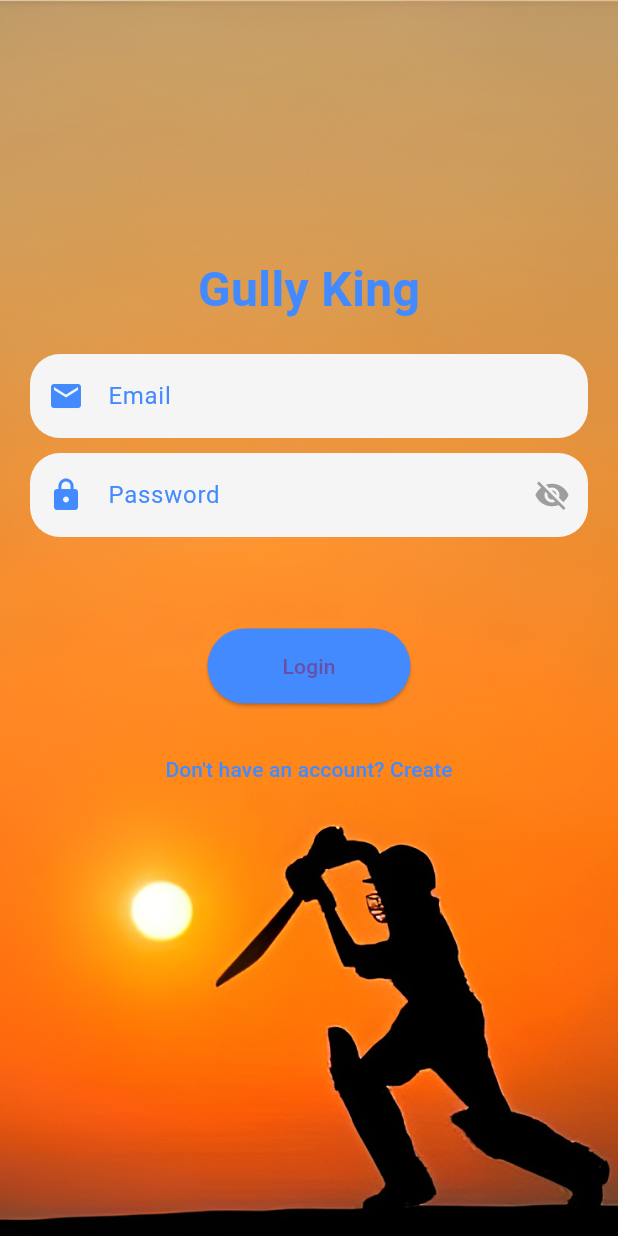
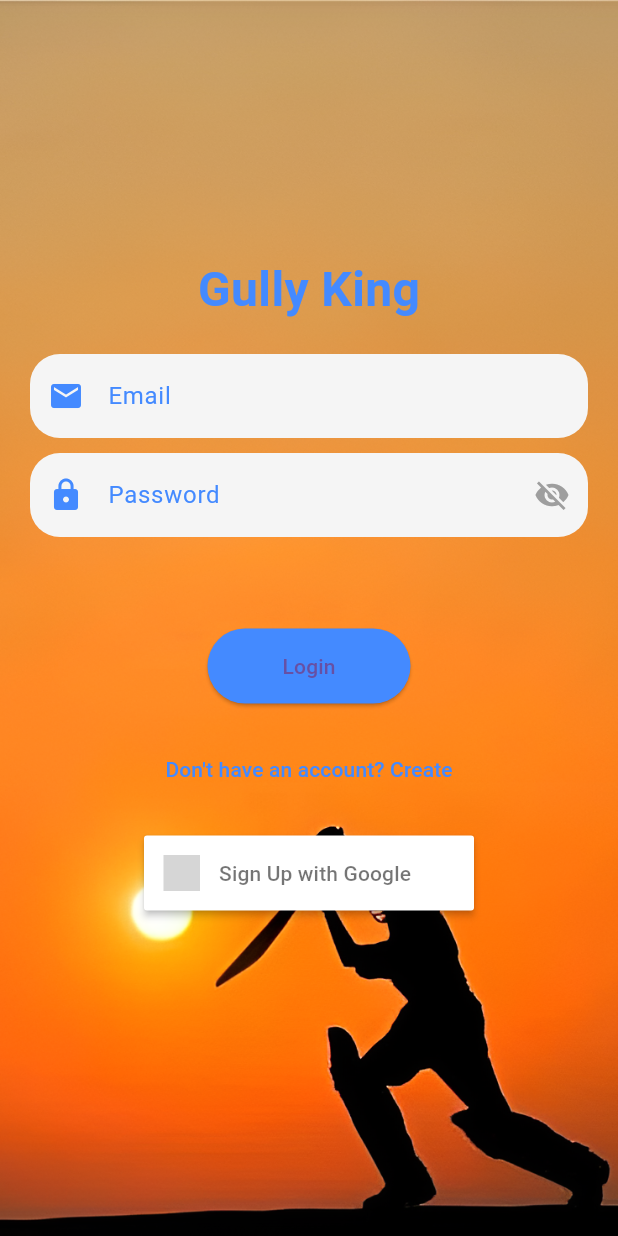
Before and after one commit to AyanGupta06/GullyKingApp, a Flutter app: the screen it shows after launch, on a phone screen of 412 x 824 dp. Run offline on Flutter 3.47's test engine with Material 3 defaults, Android fonts, the light colour scheme and no system bars; drawn by our look-alikes of sign_in_button; our stand-ins replace firebase_auth, firebase_core; accounts and stored records are empty; grey boxes are pictures that could not be loaded.

Commit message:
Work-11/21

```diff
--- a/lib/pages/login_register_page.dart
+++ b/lib/pages/login_register_page.dart
@@ -1,6 +1,7 @@
 import 'package:flutter/material.dart';
 import 'package:gully_king/auth.dart';
 import 'package:firebase_auth/firebase_auth.dart';
+import 'package:sign_in_button/sign_in_button.dart';
 
 class LoginPage extends StatefulWidget {
   const LoginPage({super.key});
@@ -10,6 +11,21 @@ class LoginPage extends StatefulWidget {
 }
 
 class _LoginPageState extends State<LoginPage> {
+
+  final FirebaseAuth _auth = FirebaseAuth.instance;
+
+  User? _user;
+
+  @override
+  void initState() {
+    super.initState();
+    _auth.authStateChanges().listen((event){
+      setState(() {
+        _user = event;
+      });
+    });
+  }
+
   String? errorMessage = '';
   bool isLogin = true;
   bool _obscureText = true;
@@ -188,7 +204,9 @@ class _LoginPageState extends State<LoginPage> {
   @override
   Widget build(BuildContext context) {
     return Scaffold(
-      body: Container(
+      body: _user != null
+      ? _userInfo()
+      : Container(
       decoration: BoxDecoration(
         image: DecorationImage(
           image: AssetImage('assets/bg2_enhanced.jpg'),
@@ -221,6 +239,8 @@ class _LoginPageState extends State<LoginPage> {
                 _submitButton(),
                 const SizedBox(height: 20),
                 _loginOrRegister(),
+                const SizedBox(height: 20),
+                _googleSignInButton(),
               ],
             ),
           ),
@@ -228,4 +248,26 @@ class _LoginPageState extends State<LoginPage> {
       ),
     );
   }
+
+  Widget _googleSignInButton(){
+    return Center(child: SizedBox(
+      height: 50,
+      child: SignInButton(Buttons.google, text: "Sign Up with Google", onPressed: (){},
+        ),
+      ),
+    );
+  }
+  Widget _userInfo(){
+    return SizedBox();
+  }
+
+  void _handleGoogleSignIn(){
+    try {
+      GoogleAuthProvider _googleAuthProvider = GoogleAuthProvider();
+      _auth.signInWithProvider(_googleAuthProvider);
+    } catch (error){
+      print(error);
+    }
+  }
+
 }
--- a/pubspec.yaml
+++ b/pubspec.yaml
@@ -37,6 +37,7 @@ dependencies:
   cupertino_icons: ^1.0.8
   firebase_core: ^3.8.0
   firebase_auth: ^5.3.3
+  sign_in_button: ^3.0.0
   #google_sign_in: ^6.2.2
 
 dev_dependencies:
```
Also changed, not shown: pubspec.lock.
